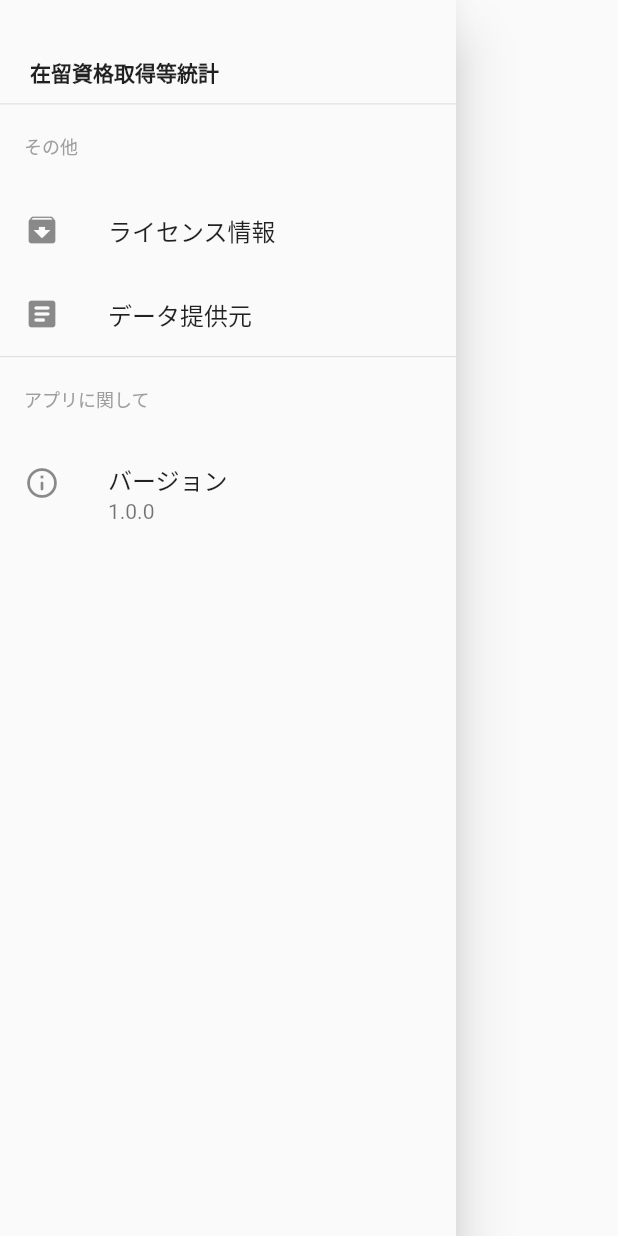
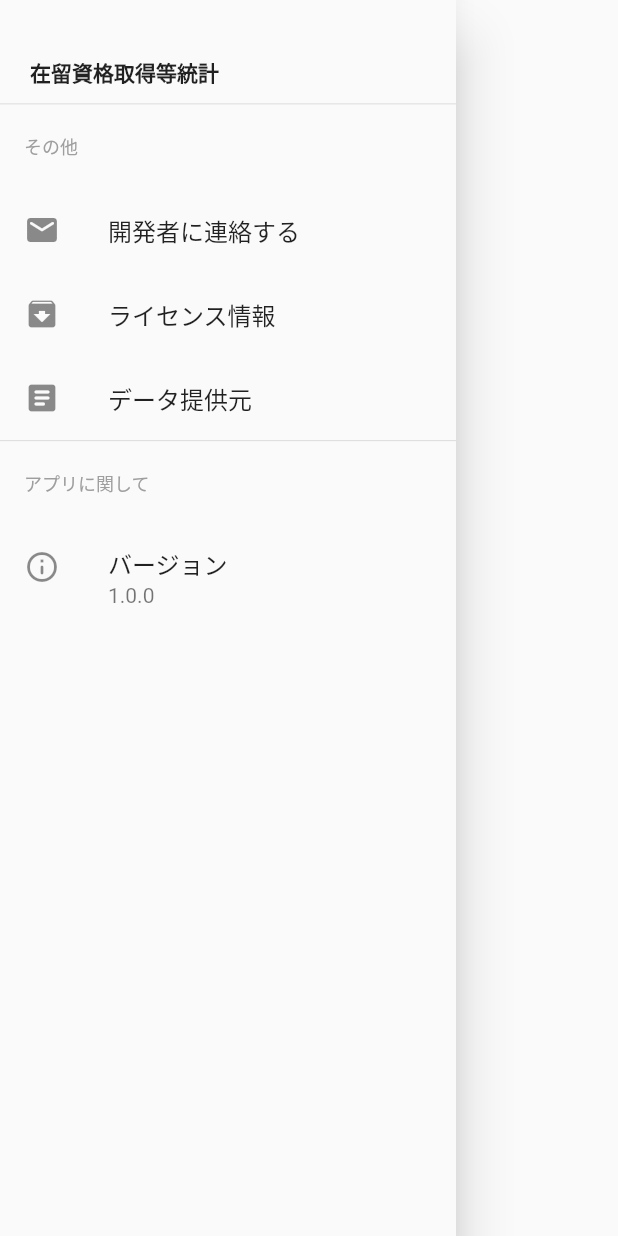
Before and after one commit to Enki-work/estatJapan, a Flutter app: the MenuDrawer widget shown alone on an empty page, opened directly, on a phone screen of 412 x 824 dp. Run offline on Flutter 3.47's test engine with Material 2 defaults, Android fonts, the phone set to English and light mode, and no system bars; our stand-ins replace dio, flutter_svg, package_info_plus; missing offline and left inert: horizontal_data_table; network calls fail.

Commit message:
開発者に連絡ボタン追加

```diff
--- a/estatjapan/lib/Page/MenuDrawer.dart
+++ b/estatjapan/lib/Page/MenuDrawer.dart
@@ -48,6 +48,13 @@ class MenuDrawer extends StatelessWidget {
                         style: TextStyle(fontSize: 12, color: Colors.grey)),
                   ),
                   ListTile(
+                    leading: const Icon(Icons.email_rounded),
+                    title: const Text('開発者に連絡する'),
+                    onTap: () {
+                      Navigator.pop(context);
+                    },
+                  ),
+                  ListTile(
                     leading: const Icon(Icons.archive_rounded),
                     title: const Text('ライセンス情報'),
                     onTap: () {
```
